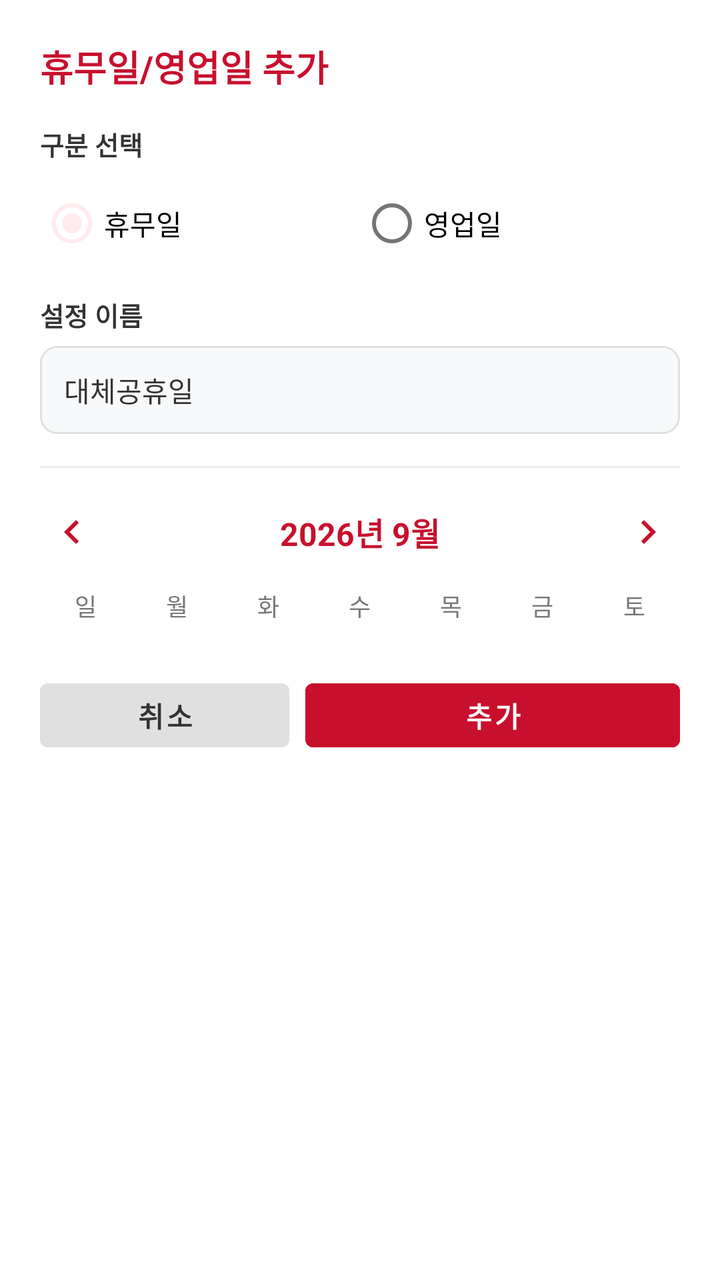
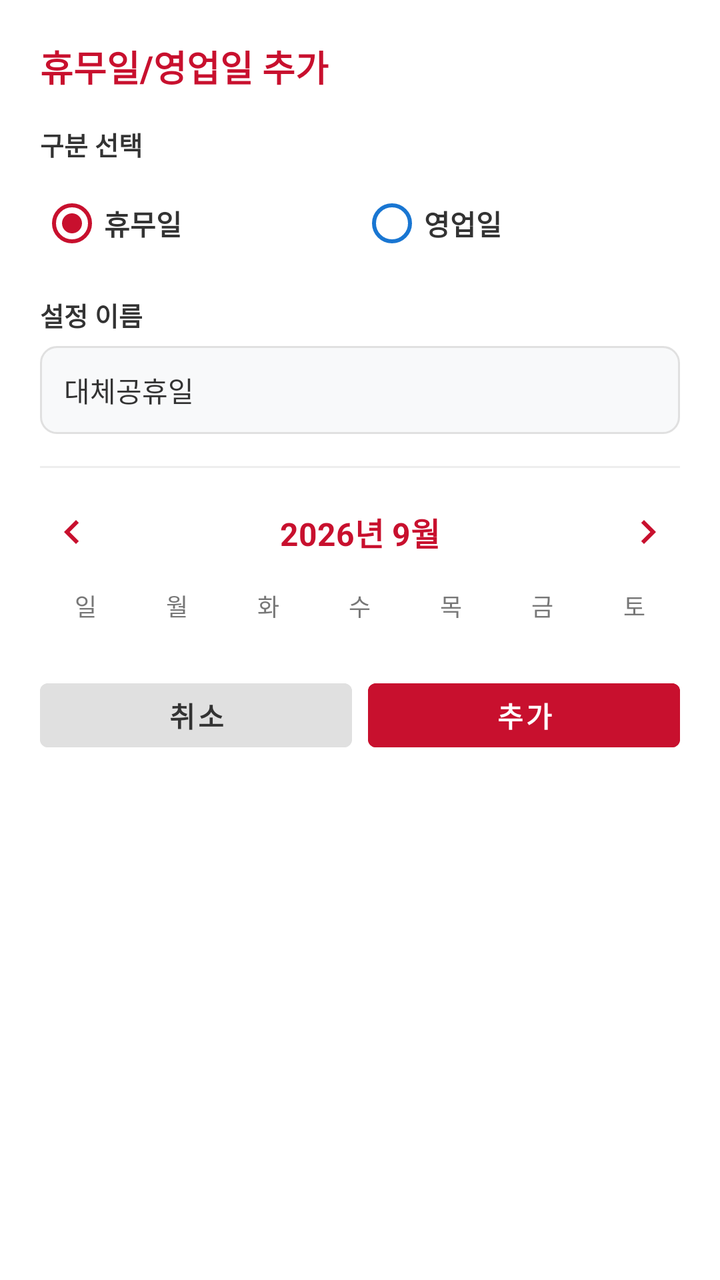

Two renders of the same Android screen: before a commit and after it. Below are the layout's source before the change and the commit's diff.
<!-- AndroidManifest.xml: application theme Theme.BusinessDayCalculator -->
<!-- res/layout/dialog_add_edit_holiday.xml -->
<?xml version="1.0" encoding="utf-8"?>
<LinearLayout xmlns:android="http://schemas.android.com/apk/res/android"
    android:layout_width="match_parent"
    android:layout_height="wrap_content"
    android:orientation="vertical"
    android:padding="20dp">

    <TextView
        android:id="@+id/tvDialogTitle"
        android:layout_width="wrap_content"
        android:layout_height="wrap_content"
        android:text="휴무일/영업일 추가"
        android:textColor="@color/primary"
        android:textSize="18sp"
        android:textStyle="bold"
        android:layout_marginBottom="16dp" />

    
    <LinearLayout
        android:layout_width="match_parent"
        android:layout_height="wrap_content"
        android:orientation="vertical"
        android:layout_marginBottom="12dp">

        <TextView
            android:layout_width="wrap_content"
            android:layout_height="wrap_content"
            android:text="구분 선택"
            android:textColor="@color/text_main"
            android:textSize="13sp"
            android:textStyle="bold"
            android:layout_marginBottom="6dp" />

        <RadioGroup
            android:id="@+id/rgHolidayType"
            android:layout_width="match_parent"
            android:layout_height="wrap_content"
            android:orientation="horizontal">

            <RadioButton
                android:id="@+id/rbTypeHoliday"
                android:layout_width="0dp"
                android:layout_height="wrap_content"
                android:layout_weight="1"
                android:text="휴무일"
                android:textSize="14sp"
                android:checked="true" />

            <RadioButton
                android:id="@+id/rbTypeWorkDay"
                android:layout_width="0dp"
                android:layout_height="wrap_content"
                android:layout_weight="1"
                android:text="영업일"
                android:textSize="14sp" />
        </RadioGroup>
    </LinearLayout>

    
    <LinearLayout
        android:layout_width="match_parent"
        android:layout_height="wrap_content"
        android:orientation="vertical"
        android:layout_marginBottom="16dp">

        <TextView
            android:layout_width="wrap_content"
            android:layout_height="wrap_content"
            android:text="설정 이름"
            android:textColor="@color/text_main"
            android:textSize="13sp"
            android:textStyle="bold"
            android:layout_marginBottom="6dp" />

        <EditText
            android:id="@+id/etHolidayName"
            android:layout_width="match_parent"
            android:layout_height="44dp"
            android:background="@drawable/bg_edittext"
            android:paddingLeft="12dp"
            android:paddingRight="12dp"
            android:text="대체공휴일"
            android:textColor="@color/text_main"
            android:textSize="14sp"
            android:singleLine="true"
            android:inputType="text" />
    </LinearLayout>

    <View
        android:layout_width="match_parent"
        android:layout_height="1dp"
        android:background="@color/divider"
        android:layout_marginBottom="16dp" />

    
    <RelativeLayout
        android:layout_width="match_parent"
        android:layout_height="wrap_content"
        android:layout_marginBottom="12dp">

        <ImageView
            android:id="@+id/btnPrevMonth"
            android:layout_width="32dp"
            android:layout_height="32dp"
            android:src="@drawable/ic_chevron_left_red"
            android:layout_alignParentStart="true"
            android:layout_centerVertical="true"
            android:padding="4dp"
            android:clickable="true"
            android:focusable="true"
            android:contentDescription="이전달" />

        <TextView
            android:id="@+id/tvCalendarMonthTitle"
            android:layout_width="wrap_content"
            android:layout_height="wrap_content"
            android:layout_centerInParent="true"
            android:text="2026년 9월"
            android:textColor="@color/primary"
            android:textSize="16sp"
            android:textStyle="bold" />

        <ImageView
            android:id="@+id/btnNextMonth"
            android:layout_width="32dp"
            android:layout_height="32dp"
            android:src="@drawable/ic_chevron_right_red"
            android:layout_alignParentEnd="true"
            android:layout_centerVertical="true"
            android:padding="4dp"
            android:clickable="true"
            android:focusable="true"
            android:contentDescription="다음달" />
    </RelativeLayout>

    
    <LinearLayout
        android:layout_width="match_parent"
        android:layout_height="wrap_content"
        android:orientation="horizontal"
        android:layout_marginBottom="8dp">

        <TextView android:layout_width="0dp" android:layout_height="wrap_content" android:layout_weight="1" android:text="일" android:textColor="@color/text_secondary" android:gravity="center" android:textSize="12sp" />
        <TextView android:layout_width="0dp" android:layout_height="wrap_content" android:layout_weight="1" android:text="월" android:textColor="@color/text_secondary" android:gravity="center" android:textSize="12sp" />
        <TextView android:layout_width="0dp" android:layout_height="wrap_content" android:layout_weight="1" android:text="화" android:textColor="@color/text_secondary" android:gravity="center" android:textSize="12sp" />
        <TextView android:layout_width="0dp" android:layout_height="wrap_content" android:layout_weight="1" android:text="수" android:textColor="@color/text_secondary" android:gravity="center" android:textSize="12sp" />
        <TextView android:layout_width="0dp" android:layout_height="wrap_content" android:layout_weight="1" android:text="목" android:textColor="@color/text_secondary" android:gravity="center" android:textSize="12sp" />
        <TextView android:layout_width="0dp" android:layout_height="wrap_content" android:layout_weight="1" android:text="금" android:textColor="@color/text_secondary" android:gravity="center" android:textSize="12sp" />
        <TextView android:layout_width="0dp" android:layout_height="wrap_content" android:layout_weight="1" android:text="토" android:textColor="@color/text_secondary" android:gravity="center" android:textSize="12sp" />
    </LinearLayout>

    
    <GridLayout
        android:id="@+id/gridCalendarDays"
        android:layout_width="match_parent"
        android:layout_height="wrap_content"
        android:columnCount="7"
        android:alignmentMode="alignBounds"
        android:useDefaultMargins="false"
        android:layout_marginBottom="16dp" />

    
    <LinearLayout
        android:layout_width="match_parent"
        android:layout_height="wrap_content"
        android:orientation="horizontal">

        <Button
            android:id="@+id/btnCancelDialog"
            android:layout_width="0dp"
            android:layout_height="44dp"
            android:layout_weight="1"
            android:text="취소"
            android:textColor="@color/text_main"
            android:backgroundTint="#E0E0E0"
            android:textSize="14sp"
            android:textStyle="bold"
            android:layout_marginEnd="8dp"
            style="@style/Widget.MaterialComponents.Button.UnelevatedButton" />

        <Button
            android:id="@+id/btnConfirmDialog"
            android:layout_width="0dp"
            android:layout_height="44dp"
            android:layout_weight="1.5"
            android:text="추가"
            android:textColor="@color/white"
            android:backgroundTint="@color/primary"
            android:textSize="14sp"
            android:textStyle="bold"
            style="@style/Widget.MaterialComponents.Button.UnelevatedButton" />
    </LinearLayout>

</LinearLayout>
<!-- resources referenced by this layout -->
<resources>
  <color name="divider">#EEEEEE</color>
  <color name="primary">#C8102E</color>
  <color name="text_main">#333333</color>
  <color name="text_secondary">#777777</color>
  <color name="white">#FFFFFFFF</color>
  <!-- drawable bg_edittext (drawable) -->
  <?xml version="1.0" encoding="utf-8"?>
  <shape xmlns:android="http://schemas.android.com/apk/res/android"
      android:shape="rectangle">
      <corners android:radius="8dp" />
      <solid android:color="#F8F9FA" />
      <stroke android:width="1dp" android:color="#E0E0E0" />
  </shape>
  <!-- drawable ic_chevron_left_red (drawable) -->
  <vector xmlns:android="http://schemas.android.com/apk/res/android"
      android:width="24dp"
      android:height="24dp"
      android:viewportWidth="24"
      android:viewportHeight="24">
    <path
        android:fillColor="#C8102E"
        android:pathData="M15.41,7.41L14,6l-6,6 6,6 1.41,-1.41L10.83,12z"/>
  </vector>
  <!-- drawable ic_chevron_right_red (drawable) -->
  <vector xmlns:android="http://schemas.android.com/apk/res/android"
      android:width="24dp"
      android:height="24dp"
      android:viewportWidth="24"
      android:viewportHeight="24">
    <path
        android:fillColor="#C8102E"
        android:pathData="M10,6L8.59,7.41L13.17,12L8.59,16.59L10,18l6,-6z"/>
  </vector>
  <style name="Theme.BusinessDayCalculator" parent="Base.Theme.BusinessDayCalculator" />
  <style name="Base.Theme.BusinessDayCalculator" parent="Theme.MaterialComponents.DayNight.NoActionBar">
          
          <item name="colorPrimary">@color/primary</item>
          <item name="colorPrimaryVariant">@color/primary_variant</item>
          <item name="colorOnPrimary">@color/white</item>
          <item name="colorSecondary">@color/secondary</item>
      </style>
  <color name="primary_variant">#A00C24</color>
  <color name="secondary">#FFEBEE</color>
</resources>

<!-- the commit's change to res/layout/dialog_add_edit_holiday.xml (unified diff, before → after) -->
@@ -44,6 +44,9 @@
                 android:layout_weight="1"
                 android:text="휴무일"
                 android:textSize="14sp"
+                android:textStyle="bold"
+                android:textColor="@color/text_main"
+                android:buttonTint="@color/primary"
                 android:checked="true" />
 
             <RadioButton
@@ -52,7 +55,10 @@
                 android:layout_height="wrap_content"
                 android:layout_weight="1"
                 android:text="영업일"
-                android:textSize="14sp" />
+                android:textSize="14sp"
+                android:textStyle="bold"
+                android:textColor="@color/text_main"
+                android:buttonTint="@color/text_workday_dark" />
         </RadioGroup>
     </LinearLayout>
 
@@ -182,7 +188,7 @@
             android:id="@+id/btnConfirmDialog"
             android:layout_width="0dp"
             android:layout_height="44dp"
-            android:layout_weight="1.5"
+            android:layout_weight="1"
             android:text="추가"
             android:textColor="@color/white"
             android:backgroundTint="@color/primary"
<!-- resource entries referenced after the edit -->
@@ -4,6 +4,7 @@
   <color name="primary">#C8102E</color>
   <color name="text_main">#333333</color>
   <color name="text_secondary">#777777</color>
+  <color name="text_workday_dark">#1976D2</color>
   <color name="white">#FFFFFFFF</color>
   <!-- drawable bg_edittext (drawable) -->
   <?xml version="1.0" encoding="utf-8"?>
